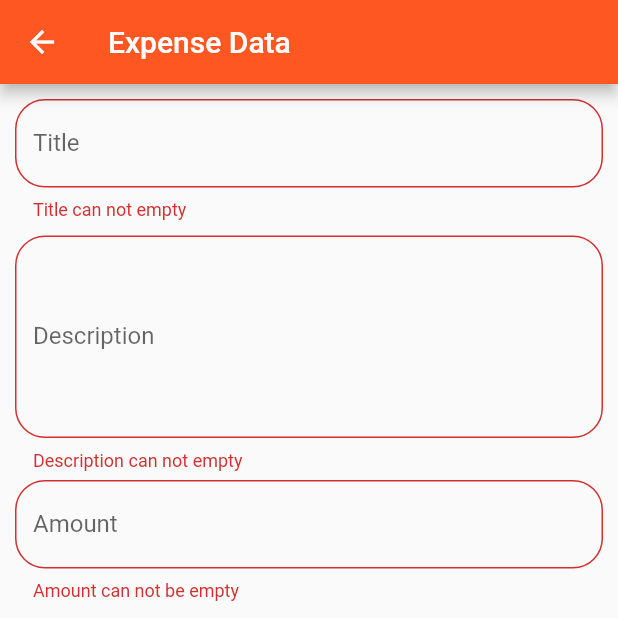
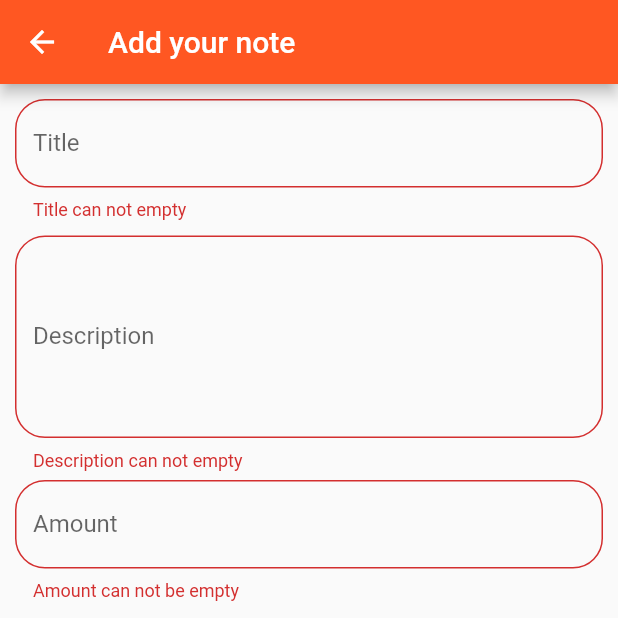
Before and after one commit to Yazdani1/Flutter-BudgetManagementApp, a Flutter app: the AddExpenseNote screen opened directly, after a tap on "SAVE", on a phone screen of 412 x 824 dp, the top half of it. Run offline on Flutter 3.47's test engine with Material 2 defaults, Android fonts, the phone set to English and light mode, and no system bars; our stand-ins replace cloud_firestore, curved_navigation_bar, flutter_slidable; accounts and stored records are empty.

Commit message:
Show Data

```diff
--- a/lib/AddExpenseNote.dart
+++ b/lib/AddExpenseNote.dart
@@ -7,6 +7,11 @@ import 'FirestoreExpense.dart';
 
 
 class AddExpenseNote extends StatefulWidget {
+
+  final ExpenseNote expenseNote;
+
+  const AddExpenseNote({Key key, this.expenseNote}) : super(key: key);
+
   @override
   _AddExpenseNote createState() => new _AddExpenseNote();
 }
@@ -24,11 +29,12 @@ class _AddExpenseNote extends State<AddExpenseNote> {
   @override
   void initState() {
     super.initState();
-    title=TextEditingController(text: '');
-    description=TextEditingController(text: '');
-    amount=TextEditingController(text: '');
+    title=TextEditingController(text: isEdating ? widget.expenseNote.title:'');
+    description=TextEditingController(text: isEdating ? widget.expenseNote.description:'');
+    amount=TextEditingController(text: isEdating ? widget.expenseNote.amount:'');
   }
 
+  get isEdating => widget.expenseNote != null;
 
 
   @override
@@ -38,7 +44,7 @@ class _AddExpenseNote extends State<AddExpenseNote> {
 
     return new Scaffold(
       appBar: AppBar(
-        title: Text("Expense Data"),
+        title: Text(isEdating ? "Update Note" : "Add your note"),
         backgroundColor: Colors.deepOrange,
       ),
       body: SingleChildScrollView(
@@ -101,7 +107,7 @@ class _AddExpenseNote extends State<AddExpenseNote> {
                   height: 60.0,
                   minWidth: MediaQuery.of(context).size.width/1,
                   child: RaisedButton(
-                    child: Text("SAVE",
+                    child: Text(isEdating ? "UPDATE":"SAVE",
                       style: TextStyle(
                           fontSize: 20.0,
                           color: Colors.white
@@ -112,6 +118,17 @@ class _AddExpenseNote extends State<AddExpenseNote> {
                     onPressed: ()async{
                       if(_globalKey.currentState.validate()){
                         try{
+                         if(isEdating){
+                           ExpenseNote note=ExpenseNote(
+                               title: title.text,
+                               description: description.text,
+                               amount: amount.text,
+                               id: widget.expenseNote.id,
+                               date: formateDate
+                           );
+                           Navigator.of(context).pop();
+                           await FirestoreExpense().updateNote(note);
+                         }else{
                            ExpenseNote note=ExpenseNote(
                                title: title.text,
                                description: description.text,
@@ -120,6 +137,7 @@ class _AddExpenseNote extends State<AddExpenseNote> {
                            );
                            Navigator.of(context).pop();
                            await FirestoreExpense().addExpenseNote(note);
+                         }
 
                         }catch(e){
                           print(e);
--- a/lib/AddIncomeNote.dart
+++ b/lib/AddIncomeNote.dart
@@ -5,6 +5,13 @@ import 'package:intl/intl.dart';
 
 
 class AddNote extends StatefulWidget {
+
+  final Note note;
+
+  const AddNote({Key key, this.note}) : super(key: key);
+
+
+
   @override
   _AddNoteState createState() => new _AddNoteState();
 }
@@ -22,11 +29,12 @@ class _AddNoteState extends State<AddNote> {
   @override
   void initState() {
     super.initState();
-    title=TextEditingController(text: '');
-    description=TextEditingController(text: '');
-    amount=TextEditingController(text: '');
+    title=TextEditingController(text: isEditing ? widget.note.title : '');
+    description=TextEditingController(text: isEditing ? widget.note.description: '');
+    amount=TextEditingController(text: isEditing ? widget.note.amount : '');
   }
 
+  get isEditing => widget.note != null;
 
 
   @override
@@ -36,7 +44,7 @@ class _AddNoteState extends State<AddNote> {
 
     return new Scaffold(
       appBar: AppBar(
-        title: Text("Add your Data"),
+        title: Text(isEditing ? "Update your data" : "Add your data"),
         backgroundColor: Colors.deepOrange,
       ),
       body: SingleChildScrollView(
@@ -99,7 +107,7 @@ class _AddNoteState extends State<AddNote> {
                   height: 60.0,
                   minWidth: MediaQuery.of(context).size.width/1,
                   child: RaisedButton(
-                      child: Text("SAVE",
+                      child: Text(isEditing ? "UPDATE" : "SAVE",
                       style: TextStyle(
                         fontSize: 20.0,
                         color: Colors.white
@@ -110,6 +118,17 @@ class _AddNoteState extends State<AddNote> {
                     onPressed: ()async{
                         if(_globalKey.currentState.validate()){
                           try{
+                            if(isEditing){
+                              Note note=Note(
+                                  title: title.text,
+                                  description: description.text,
+                                  amount: amount.text,
+                                  id: widget.note.id,
+                                  date: formateDate
+                              );
+                              Navigator.of(context).pop();
+                              await FirestoreService().updateNote(note);
+                            }else{
                               Note note=Note(
                                   title: title.text,
                                   description: description.text,
@@ -118,7 +137,7 @@ class _AddNoteState extends State<AddNote> {
                               );
                               Navigator.of(context).pop();
                               await FirestoreService().addNote(note);
-
+                            }
                           }catch(e){
                             print(e);
                           }
--- a/lib/Home.dart
+++ b/lib/Home.dart
@@ -21,7 +21,6 @@ class _HomeState extends State<Home> {
 
     Expense(),
     Income(),
-    Chart()
 
   ];
 
@@ -32,7 +31,7 @@ class _HomeState extends State<Home> {
     return new Scaffold(
 
       appBar: AppBar(
-        title: Text("Budget"),
+        title: Text("Budget Management"),
         backgroundColor: Color(0xFF272B4A),
       ),
 
@@ -50,8 +49,6 @@ class _HomeState extends State<Home> {
         items: <Widget>[
           Icon(Icons.remove, size: 30, color: Colors.white,),
           Icon(Icons.add, size: 30, color: Colors.white,),
-          Icon(Icons.insert_chart, size: 30, color: Colors.white,)
-
         ],
 
         onTap: (int index){
--- a/lib/Income.dart
+++ b/lib/Income.dart
@@ -197,6 +197,7 @@ class _IncomeState extends State<Income> {
               new CupertinoActionSheetAction(
                 onPressed: () {
                   Navigator.of(context).pop();
+                  Navigator.of(context).push(new MaterialPageRoute(builder: (c)=>AddNote(note: note,)));
                 },
                 child: new Text("Edit",
                   style: TextStyle(fontSize: 22.0, color: Colors.black),
```
Also changed, not shown: lib/Expense.dart (+5 -22 lines). Lines whose indentation alone changed are shown as unchanged.
